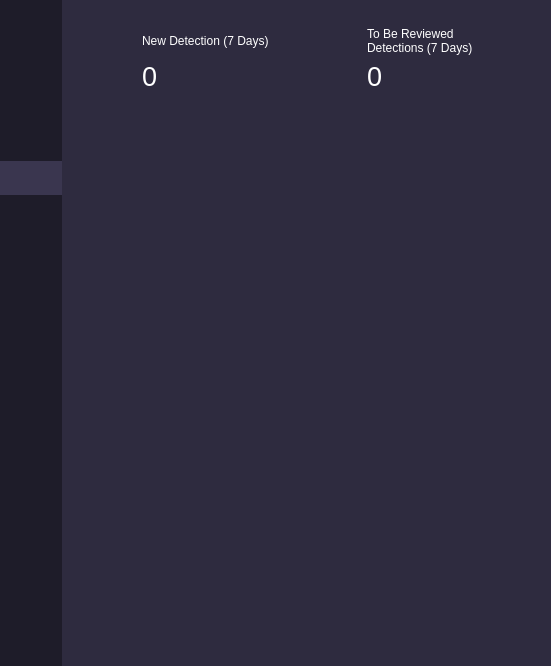
This is dev/client_side/UI/main_menu.ui in TerranceCheng/YOLOv8-Weapon-Recognition-System as Qt 5 draws it before an edit; both pictures show x 134 to 685 and y 0 to 666 of the 1041 by 666 pixel window. The edited form follows.
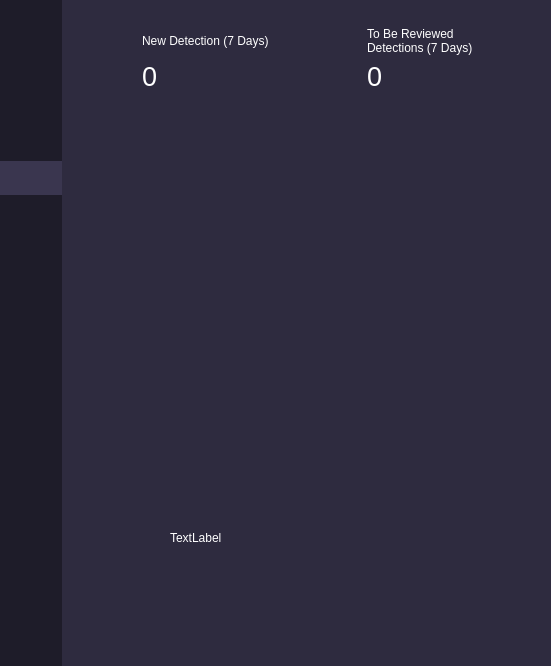
This is the edited form. The open tabs and pages were chosen to show the change. Icons and pictures are not drawn.

Diff of the .ui file:
```diff
--- a/dev/client_side/UI/main_menu.ui
+++ b/dev/client_side/UI/main_menu.ui
@@ -660,7 +660,49 @@
         </item>
         <item>
          <widget class="QWidget" name="widget" native="true">
-          <layout class="QVBoxLayout" name="verticalLayout_8"/>
+          <property name="sizePolicy">
+           <sizepolicy hsizetype="Preferred" vsizetype="Expanding">
+            <horstretch>0</horstretch>
+            <verstretch>0</verstretch>
+           </sizepolicy>
+          </property>
+          <layout class="QGridLayout" name="gridLayout_2">
+           <item row="0" column="0">
+            <widget class="QWidget" name="weaponNumberChart" native="true">
+             <widget class="QWidget" name="verticalLayoutWidget">
+              <property name="geometry">
+               <rect>
+                <x>0</x>
+                <y>0</y>
+                <width>391</width>
+                <height>241</height>
+               </rect>
+              </property>
+              <layout class="QVBoxLayout" name="verticalLayout_8"/>
+             </widget>
+            </widget>
+           </item>
+           <item row="0" column="1">
+            <widget class="QWidget" name="weaponTypeChart" native="true"/>
+           </item>
+           <item row="1" column="0" colspan="2">
+            <widget class="QWidget" name="widget_2" native="true">
+             <widget class="QLabel" name="label">
+              <property name="geometry">
+               <rect>
+                <x>90</x>
+                <y>140</y>
+                <width>55</width>
+                <height>16</height>
+               </rect>
+              </property>
+              <property name="text">
+               <string>TextLabel</string>
+              </property>
+             </widget>
+            </widget>
+           </item>
+          </layout>
          </widget>
         </item>
        </layout>
```
Left out of the diff: 2 changed lines with no effect on the pictures.
